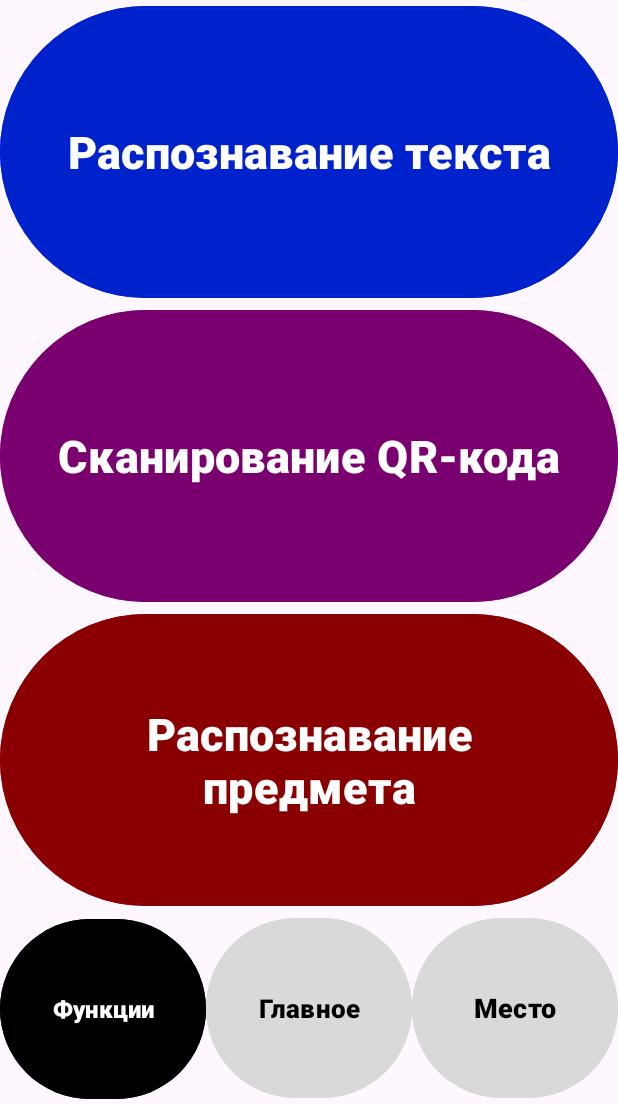
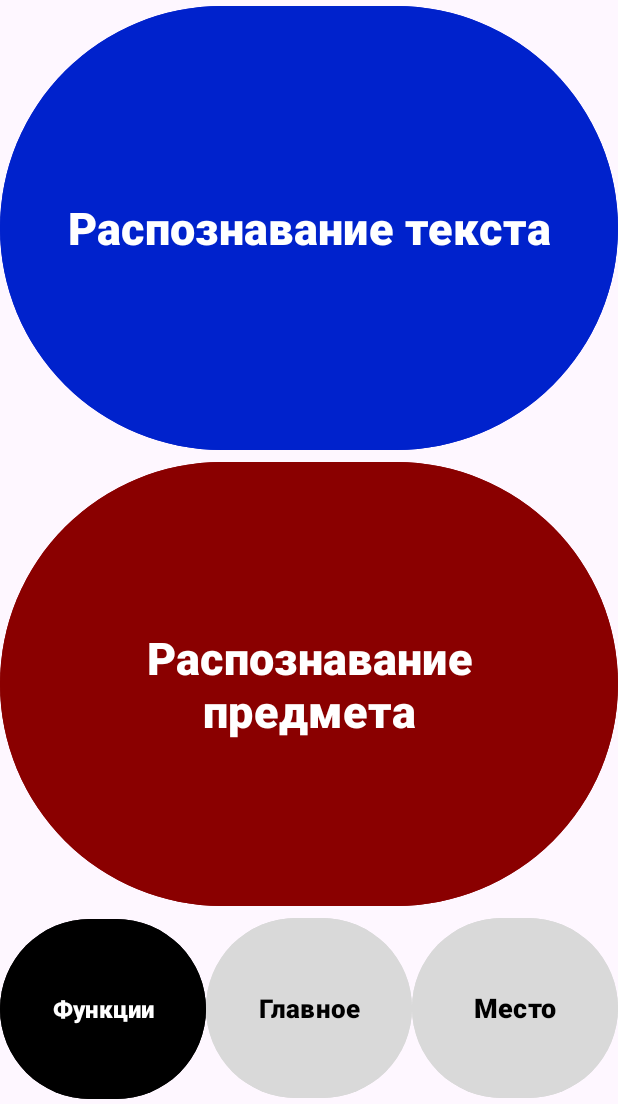
Before and after one commit to fghakadfg/tochka_opori, an Android app: the FunctionActivity screen opened directly, with no data from a screen before it, on a phone screen of 412 x 824 dp, the part 132-1236 px from its top. Run offline under Robolectric (Android 15) with nearby library versions, the phone set to English and light mode, and no system bars; Roboto replaces fonts that are not available here.

Commit message:
убрал qr <Button                   android:id="@+id/buttonQR"                   android:layout_width="match_parent"                   android:layout_height="0dp"                   android:layout_weight="1"                   android:backgroundTint="#7A0070"                   android:text="Сканирование QR-кода"                   android:textColor="#FFFFFF"                   android:textSize="30sp"                   android:textStyle="bold"                   android:ellipsize="end"                   android:maxLines="2"                   android:gravity="center" />

```diff
--- a/app/src/main/res/layout/activity_function.xml
+++ b/app/src/main/res/layout/activity_function.xml
@@ -35,20 +35,6 @@
             android:onClick="textRecog"
             android:backgroundTint="#0022CC"
             android:text="Распознавание текста"
-            android:textColor="#FFFFFF"
-            android:textSize="30sp"
-            android:textStyle="bold"
-            android:ellipsize="end"
-            android:maxLines="2"
-            android:gravity="center" />
-
-        <Button
-            android:id="@+id/buttonQR"
-            android:layout_width="match_parent"
-            android:layout_height="0dp"
-            android:layout_weight="1"
-            android:backgroundTint="#7A0070"
-            android:text="Сканирование QR-кода"
             android:textColor="#FFFFFF"
             android:textSize="30sp"
             android:textStyle="bold"
```
